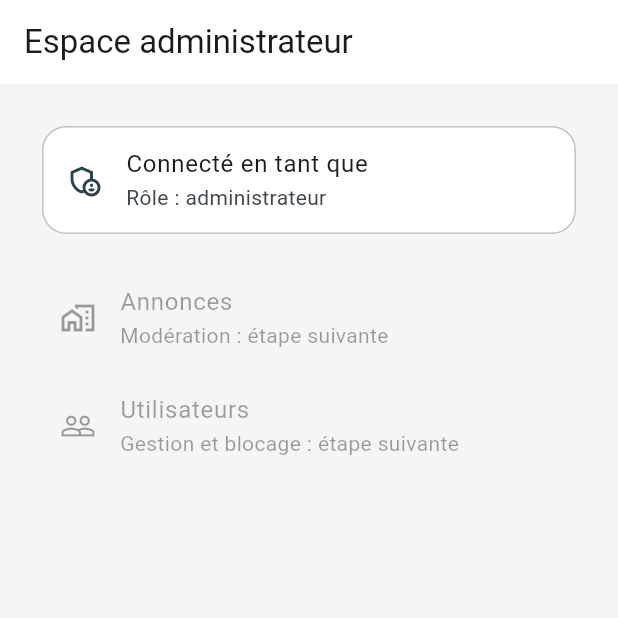
After one commit to ChaourLina/Livin_app, a Flutter app: the AdminHomePage screen opened by its route, on a phone screen of 412 x 824 dp, the top half of it. The commit adds this screen. Run offline on Flutter 3.47's test engine with Material 3 defaults, Android fonts, the phone set to English and light mode, and no system bars; our stand-ins replace cloud_firestore, connectivity_plus, dio, equatable, firebase_auth, firebase_core and 7 more; accounts and stored records are empty.

Commit message:
Add user role and blocked flag, admin route guard and admin home page

```diff
--- a/livin_app/lib/core/router/app_routes.dart
+++ b/livin_app/lib/core/router/app_routes.dart
@@ -12,4 +12,5 @@ class AppRoutes {
   static const listingForm = '/listing-form';
   static const editProfile = '/edit-profile';
   static const locationPicker = '/location-picker';
+  static const admin = '/admin';
 }
--- /dev/null
+++ b/livin_app/lib/features/admin/presentation/views/pages/admin_home_page.dart
@@ -0,0 +1,53 @@
+import 'package:flutter/material.dart';
+import 'package:flutter_bloc/flutter_bloc.dart';
+import 'package:livin_app/features/auth/presentation/blocs/auth_bloc/auth_bloc.dart';
+import 'package:livin_app/features/auth/presentation/blocs/auth_bloc/auth_state.dart';
+
+class AdminHomePage extends StatelessWidget {
+  const AdminHomePage({super.key});
+
+  @override
+  Widget build(BuildContext context) {
+    final scheme = Theme.of(context).colorScheme;
+    final state = context.watch<AuthBloc>().state;
+    final name = state is AuthSuccess ? state.user.name : '';
+
+    return Scaffold(
+      appBar: AppBar(title: const Text('Espace administrateur')),
+      body: ListView(
+        padding: const EdgeInsets.all(24),
+        children: [
+          Card(
+            elevation: 0,
+            color: Colors.white,
+            shape: RoundedRectangleBorder(
+              borderRadius: BorderRadius.circular(16),
+              side: BorderSide(color: scheme.outlineVariant),
+            ),
+            child: ListTile(
+              leading: Icon(
+                Icons.admin_panel_settings_outlined,
+                color: scheme.primary,
+              ),
+              title: Text('Connecté en tant que $name'),
+              subtitle: const Text('Rôle : administrateur'),
+            ),
+          ),
+          const SizedBox(height: 16),
+          const ListTile(
+            enabled: false,
+            leading: Icon(Icons.home_work_outlined),
+            title: Text('Annonces'),
+            subtitle: Text('Modération : étape suivante'),
+          ),
+          const ListTile(
+            enabled: false,
+            leading: Icon(Icons.people_outline),
+            title: Text('Utilisateurs'),
+            subtitle: Text('Gestion et blocage : étape suivante'),
+          ),
+        ],
+      ),
+    );
+  }
+}
--- a/livin_app/lib/features/auth/domain/entities/auth_user.dart
+++ b/livin_app/lib/features/auth/domain/entities/auth_user.dart
@@ -7,6 +7,8 @@ class AuthUser extends Equatable {
   final String phone;
   final String address;
   final String photoUrl;
+  final String role;
+  final bool isBlocked;
 
   const AuthUser({
     required this.uid,
@@ -15,8 +17,13 @@ class AuthUser extends Equatable {
     this.phone = '',
     this.address = '',
     this.photoUrl = '',
+    this.role = 'user',
+    this.isBlocked = false,
   });
 
+  bool get isAdmin => role == 'admin';
+
   @override
-  List<Object?> get props => [uid, email, name, phone, address, photoUrl];
+  List<Object?> get props =>
+      [uid, email, name, phone, address, photoUrl, role, isBlocked];
 }
```
Also changed, not shown: livin_app/lib/core/router/app_router.dart (+9 -0 lines), livin_app/lib/features/auth/data/data_sources/remote/auth_remote_data_source.dart (+8 -0 lines), livin_app/lib/features/auth/data/models/auth_model.dart (+13 -0 lines), livin_app/lib/features/auth/presentation/views/pages/profile_page.dart (+8 -0 lines).
